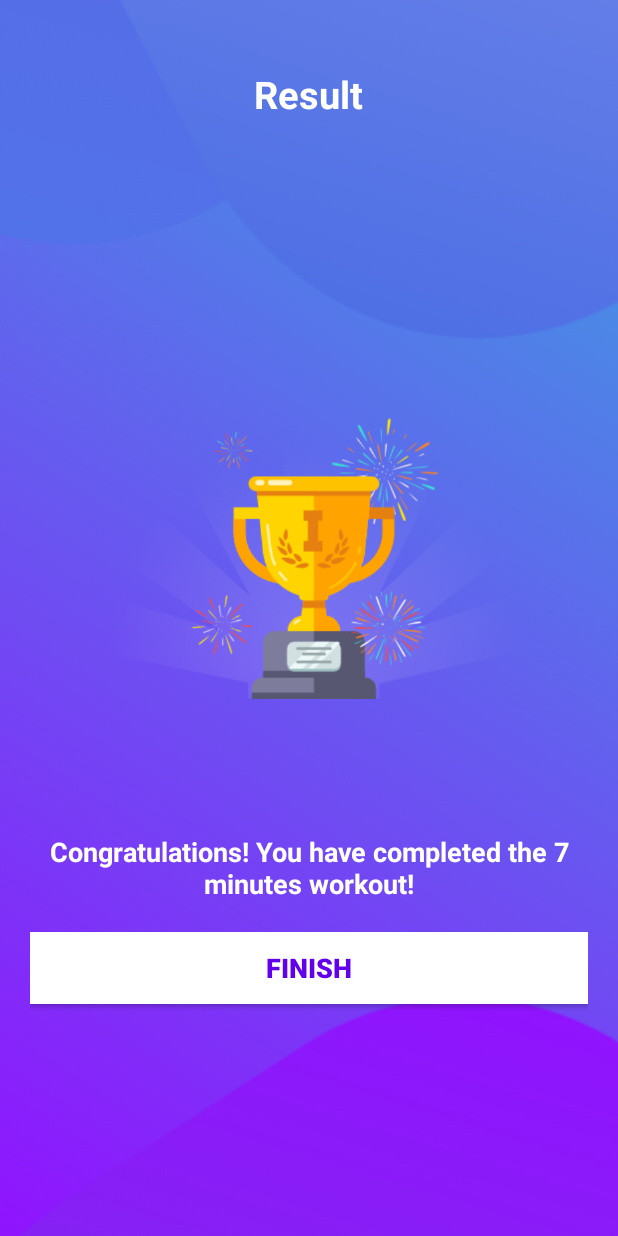
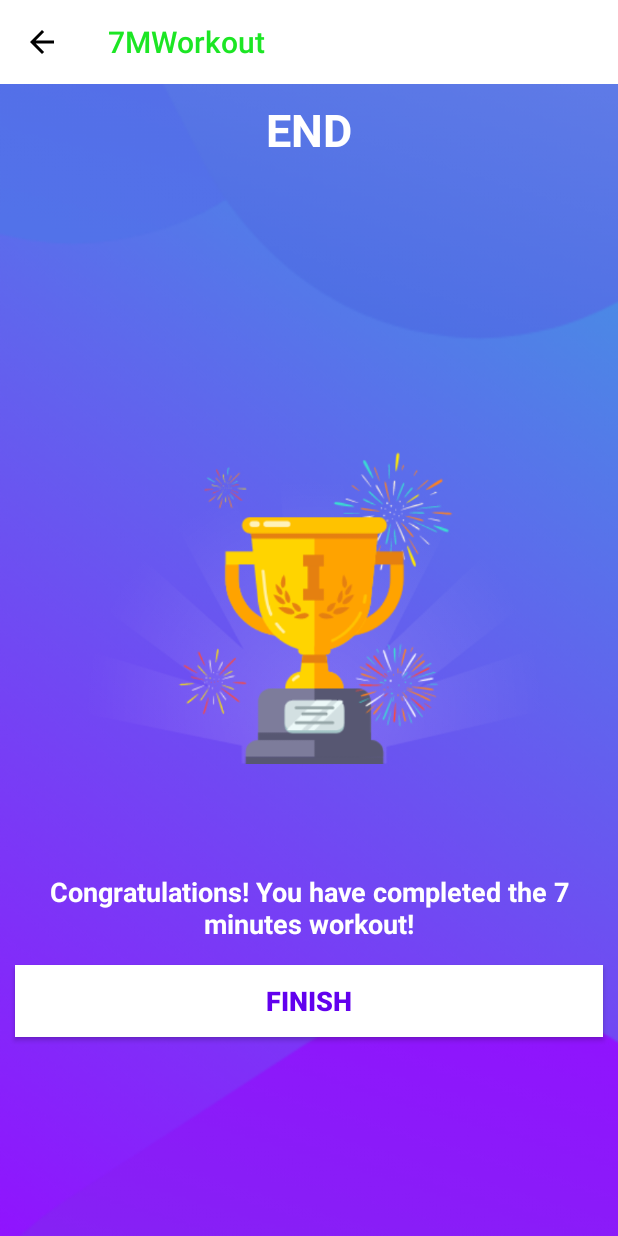
Before and after one commit to aadityamp01/7MWorkout, an Android app: the FinishActivity screen opened directly, with no data from a screen before it, on a phone screen of 412 x 824 dp. Run offline under Robolectric (Android 15) with nearby library versions, the phone set to English and light mode, and no system bars.

Commit message:
FinishActivity.kt Done

```diff
--- a/app/src/main/AndroidManifest.xml
+++ b/app/src/main/AndroidManifest.xml
@@ -13,14 +13,14 @@
         <activity
             android:name=".FinishActivity"
             android:screenOrientation="fullSensor"
-            android:theme="@style/Theme.AppCompat.DayNight.NoActionBar"/>
+            android:theme="@style/Theme.AppCompat.Light.NoActionBar"/>
         <activity
             android:name=".WorkoutActivity"
             android:screenOrientation="fullSensor"
-            android:theme="@style/Theme.AppCompat.DayNight.NoActionBar" />
+            android:theme="@style/Theme.AppCompat.Light.NoActionBar" />
         <activity
             android:name=".MainActivity"
-            android:theme="@style/Theme.AppCompat.DayNight.NoActionBar">
+            android:theme="@style/Theme.AppCompat.Light.NoActionBar">
             <intent-filter>
                 <action android:name="android.intent.action.MAIN" />
 
--- a/app/src/main/java/com/example/aaworkout/FinishActivity.kt
+++ b/app/src/main/java/com/example/aaworkout/FinishActivity.kt
@@ -14,7 +14,15 @@ class FinishActivity : AppCompatActivity() {
         binding = ActivityFinishBinding.inflate(layoutInflater)
         setContentView(binding.root)
 
+        setSupportActionBar(binding.toolbarFinishActivity)
+        supportActionBar?.setDisplayHomeAsUpEnabled(true)
 
+        binding.toolbarFinishActivity.setNavigationOnClickListener {
+            onBackPressed()
+        }
 
+        binding.btnFinish.setOnClickListener {
+            finish()
+        }
     }
 }
--- a/app/src/main/java/com/example/aaworkout/WorkoutActivity.kt
+++ b/app/src/main/java/com/example/aaworkout/WorkoutActivity.kt
@@ -9,7 +9,6 @@ import android.os.CountDownTimer
 import android.speech.tts.TextToSpeech
 import android.util.Log
 import android.view.View
-import android.widget.Toast
 import androidx.recyclerview.widget.LinearLayoutManager
 import com.example.aaworkout.databinding.ActivityWorkoutBinding
 import java.util.*
--- a/app/src/main/res/layout/activity_finish.xml
+++ b/app/src/main/res/layout/activity_finish.xml
@@ -1,22 +1,31 @@
 <?xml version="1.0" encoding="utf-8"?>
 <LinearLayout xmlns:android="http://schemas.android.com/apk/res/android"
+    xmlns:app="http://schemas.android.com/apk/res-auto"
     xmlns:tools="http://schemas.android.com/tools"
     android:layout_width="match_parent"
     android:layout_height="match_parent"
     android:background="@drawable/ic_bg"
     android:orientation="vertical"
     android:gravity="center_horizontal"
-    android:padding="20dp"
-    tools:context=".MainActivity">
+    tools:context=".FinishActivity">
+
+
+    <androidx.appcompat.widget.Toolbar
+        android:id="@+id/toolbar_finish_activity"
+        android:layout_width="match_parent"
+        android:layout_height="?android:attr/actionBarSize"
+        android:background="@color/white"
+        android:theme="@style/ToolbarTheme"
+        app:titleTextColor="@color/colorAccent" />
 
     <androidx.appcompat.widget.AppCompatTextView
         android:id="@+id/tv_result"
         android:layout_width="wrap_content"
         android:layout_height="wrap_content"
-        android:layout_marginTop="25dp"
-        android:text="@string/result"
+        android:layout_marginTop="10dp"
+        android:text="@string/end"
         android:textColor="@android:color/white"
-        android:textSize="25sp"
+        android:textSize="30sp"
         android:textStyle="bold" />
 
     <androidx.appcompat.widget.AppCompatImageView
@@ -31,7 +40,7 @@
         android:layout_width="wrap_content"
         android:layout_height="wrap_content"
         android:layout_marginTop="10dp"
-        android:text="Congratulations! You have completed the 7 minutes workout!"
+        android:text="@string/finish_workout"
         android:textColor="@android:color/white"
         android:textAlignment="center"
         android:textSize="18sp"
@@ -51,7 +60,9 @@
         android:id="@+id/btn_finish"
         android:layout_width="match_parent"
         android:layout_height="wrap_content"
-        android:layout_marginTop="20dp"
+        android:layout_marginStart="10dp"
+        android:layout_marginEnd="10dp"
+        android:layout_marginTop="15dp"
         android:background="@color/white"
         android:text="@string/finish"
         android:textColor="@color/design_default_color_primary"
--- a/app/src/main/res/values/strings.xml
+++ b/app/src/main/res/values/strings.xml
@@ -5,5 +5,6 @@
     <string name="upcoming_exercise">UPCOMING EXERCISE :</string>
     <string name="exercise_image">Exercise image</string>
     <string name="finish">Finish</string>
-    <string name="result">Result</string>
+    <string name="finish_workout">Congratulations! You have completed the 7 minutes workout!</string>
+    <string name="end">END</string>
 </resources>
```
